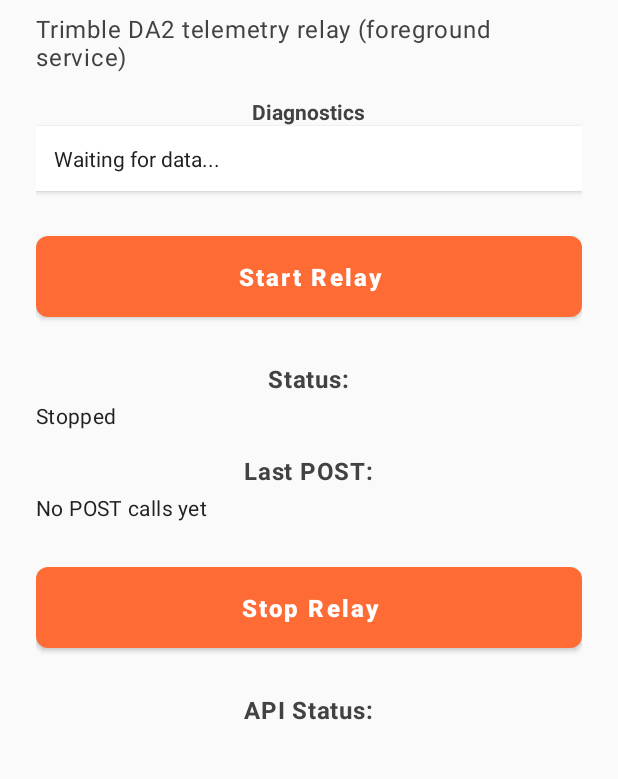
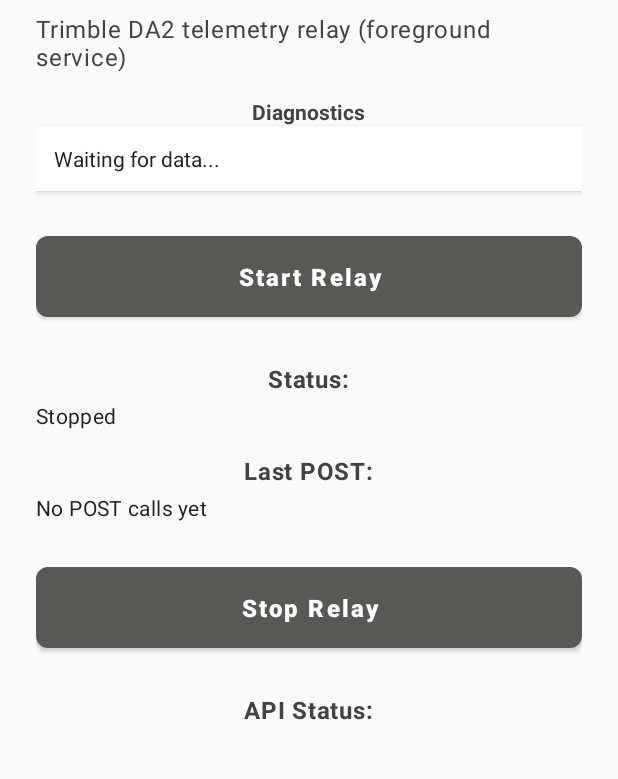
Before and after one commit to itkunal86-per/tmm-relay-android, an Android app: the layout activity_main.xml on its own in the app's theme, with its tools: preview values and no code run, on a phone screen of 412 x 824 dp, the part 279-1058 px from its top. Run offline under Robolectric (Android 15) with nearby library versions, the phone set to English and light mode, and no system bars.

Commit message:
update b c

```diff
--- a/app/src/main/res/layout/activity_main.xml
+++ b/app/src/main/res/layout/activity_main.xml
@@ -52,7 +52,7 @@
         android:textColor="@color/white"
         android:textSize="16sp"
         android:textStyle="bold"
-        app:backgroundTint="@color/hirenq_orange"
+        app:backgroundTint="@color/button_background"
         android:elevation="4dp"
         style="@style/HirenqButton" />
 
@@ -104,7 +104,7 @@
         android:textColor="@color/white"
         android:textSize="16sp"
         android:textStyle="bold"
-        app:backgroundTint="@color/hirenq_orange"
+        app:backgroundTint="@color/button_background"
         android:elevation="4dp"
         style="@style/HirenqButton" />
 
--- a/app/src/main/res/values/colors.xml
+++ b/app/src/main/res/values/colors.xml
@@ -7,6 +7,7 @@
     <color name="hirenq_grey_dark">#212121</color>
     <color name="hirenq_grey_light">#616161</color>
     <color name="hirenq_grey_lighter">#9E9E9E</color>
+    <color name="button_background">#5a5855</color>
 
     <!-- Material Design Colors (using hirenq brand) -->
     <color name="colorPrimary">@color/hirenq_orange</color>
--- a/app/src/main/res/values/themes.xml
+++ b/app/src/main/res/values/themes.xml
@@ -23,7 +23,7 @@
 
     <!-- Custom Button Style -->
     <style name="HirenqButton" parent="Widget.MaterialComponents.Button">
-        <item name="backgroundTint">@color/hirenq_orange</item>
+        <item name="backgroundTint">@color/button_background</item>
         <item name="android:textColor">@color/white</item>
         <item name="cornerRadius">8dp</item>
         <item name="android:textAllCaps">false</item>
```
